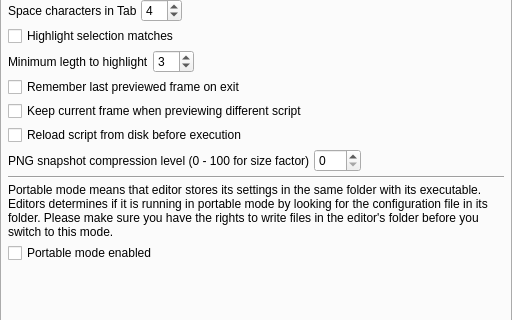
Old version of the form vsedit/src/settings/settings_dialog.ui in the repository YomikoR/VapourSynth-Editor; both pictures show x 0 to 512 and y 159 to 479 of the 512 by 665 pixel window.
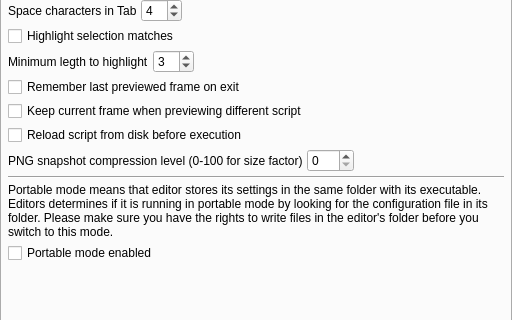
New version of the form.

```diff
--- a/vsedit/src/settings/settings_dialog.ui
+++ b/vsedit/src/settings/settings_dialog.ui
@@ -256,7 +256,7 @@
          <item>
           <widget class="QLabel" name="snapshotCompressionLevelLabel">
            <property name="text">
-            <string>PNG snapshot compression level (0 - 100 for size factor)</string>
+            <string>PNG snapshot compression level (0-100 for size factor)</string>
            </property>
           </widget>
          </item>
```
